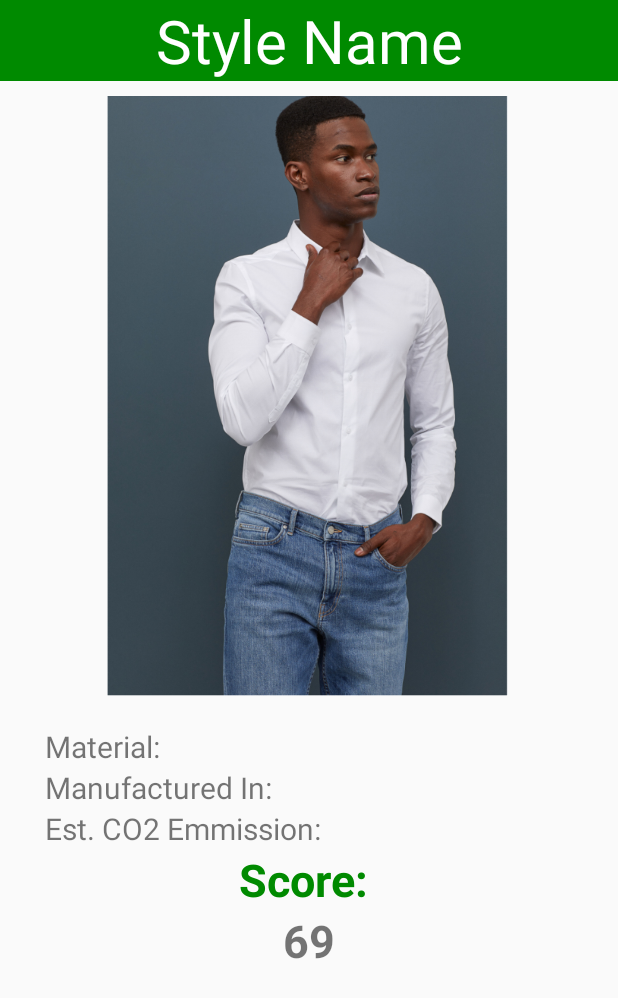
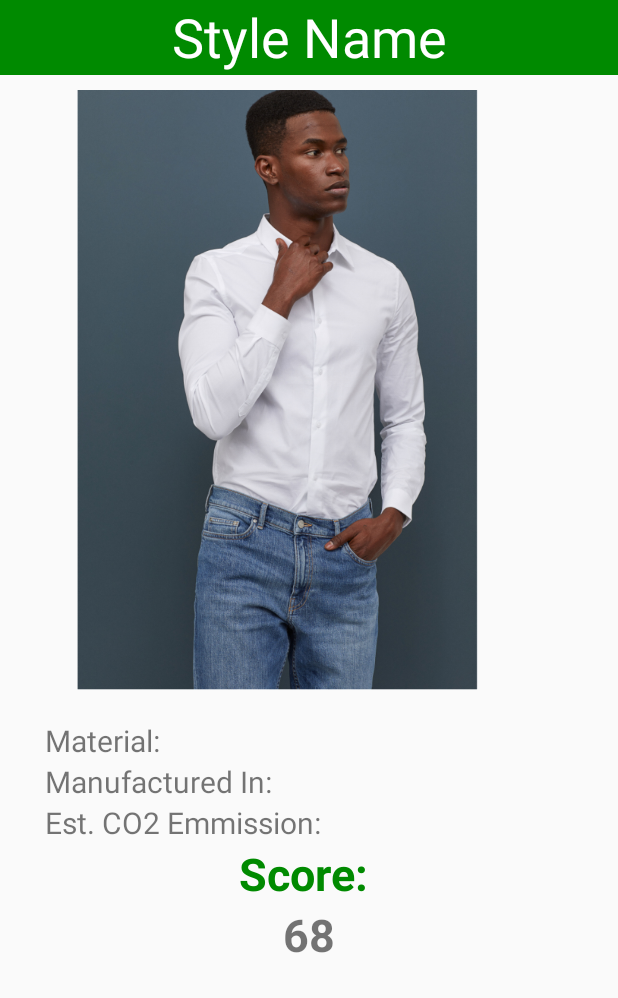
Before and after one commit to abhiramj4/CuHacking2020, an Android app: the ResultActivity screen opened directly, with no data from a screen before it, on a phone screen of 412 x 824 dp. Shown: the top 998 px of the screen. Run offline under Robolectric (Android 15) with nearby library versions, the phone set to English and light mode, and no system bars; our stand-ins replace Picasso; pictures from the network do not load; 1 statement that could not run was skipped.

Commit message:
Hari fixed everything and made it look sexy

```diff
--- a/BarcodeScanner/app/build.gradle
+++ b/BarcodeScanner/app/build.gradle
@@ -35,6 +35,8 @@ dependencies {
     implementation 'io.reactivex.rxjava2:rxandroid:2.0.2'
     implementation 'io.reactivex.rxjava2:rxjava:2.1.13'
     implementation 'com.squareup.retrofit2:adapter-rxjava2:2.4.0'
+    //Picasso
+    implementation 'com.squareup.picasso:picasso:2.71828'
 
 }
 repositories {
--- a/BarcodeScanner/app/src/main/res/layout/activity_result.xml
+++ b/BarcodeScanner/app/src/main/res/layout/activity_result.xml
@@ -12,19 +12,22 @@
         <TextView
             android:id="@+id/styleName"
             android:layout_width="match_parent"
-            android:layout_height="wrap_content"
+            android:layout_height="50dp"
             android:background="@color/colorPrimary"
             android:text="Style Name"
             android:textAlignment="center"
-            android:textSize="40dp"
+        android:autoSizeTextType="uniform"
+        android:autoSizeMinTextSize="12sp"
+        android:autoSizeMaxTextSize="100sp"
+        android:autoSizeStepGranularity="2sp"
             android:textColor="#ffffff"
             />
-
+        <!--            android:textSize="40dp"-->
         <ImageView
             android:id="@+id/img"
             android:layout_width="290dp"
             android:layout_height="400dp"
-            android:layout_marginHorizontal="60dp"
+            android:layout_marginHorizontal="40dp"
             android:layout_marginTop="10dp"
             android:src="@drawable/hmshirt"
             android:layout_marginBottom="20dp"/>
@@ -98,7 +101,7 @@
             android:layout_width="wrap_content"
             android:layout_height="wrap_content"
             android:id="@+id/score"
-            android:text="69"
+            android:text="68"
             android:textStyle="bold"
             android:textSize="30dp"
             android:layout_gravity="center"
```
Also changed, not shown: BarcodeScanner/app/src/main/java/com/example/barcodescanner/ResultActivity.java (+34 -1 lines).
